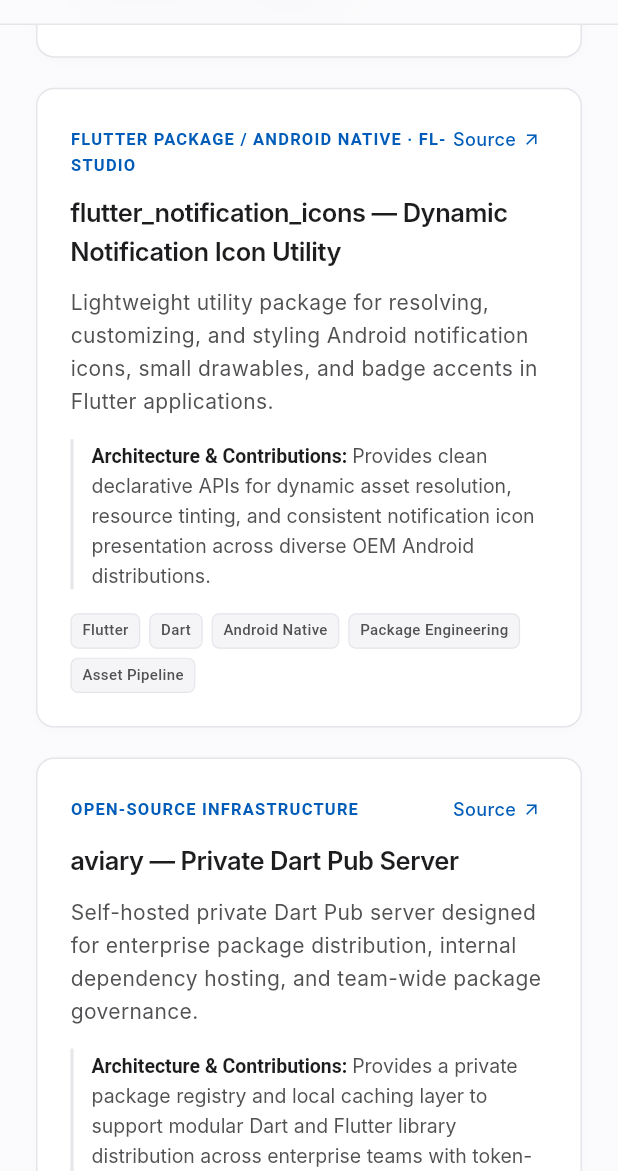
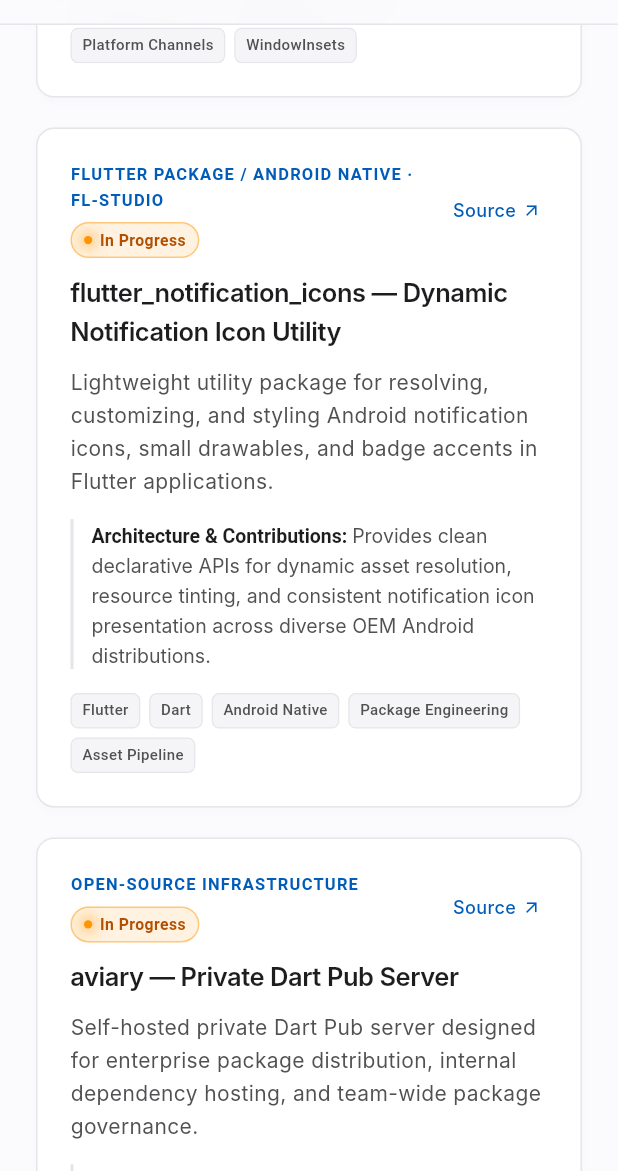
Before and after one commit to prnvmrli/prnvmrli, a Flutter app: the screen it shows after launch, scrolled down 1728 dp, on a phone screen of 412 x 824 dp, the part 65-1236 px from its top. Run offline on Flutter 3.47's test engine with Material 3 defaults, Android fonts, the light colour scheme and no system bars; Roboto replaces fonts that are missing (Inter, JetBrains Mono).

Commit message:
feat: add in-progress status label for packages and open-source infrastructure

```diff
--- a/lib/portfolio/data.dart
+++ b/lib/portfolio/data.dart
@@ -26,6 +26,8 @@
   final String technicalDetails;
   final List<String> techStack;
   final String? link;
+  final bool isInProgress;
+  final String? statusLabel;
 
   const ProjectItem({
     required this.title,
@@ -34,6 +36,8 @@
     required this.technicalDetails,
     required this.techStack,
     this.link,
+    this.isInProgress = false,
+    this.statusLabel,
   });
 }
 
@@ -67,6 +71,7 @@
       'WindowInsets',
     ],
     link: 'https://github.com/prnvmrli/fl-studio',
+    isInProgress: true,
   ),
   ProjectItem(
     title: 'flutter_notification_icons — Dynamic Notification Icon Utility',
@@ -81,6 +86,7 @@
       'Asset Pipeline',
     ],
     link: 'https://github.com/prnvmrli/fl-studio',
+    isInProgress: true,
   ),
   ProjectItem(
     title: 'aviary — Private Dart Pub Server',
@@ -95,6 +101,7 @@
       'CLI Tooling',
     ],
     link: 'https://github.com/prnvmrli/aviary',
+    isInProgress: true,
   ),
 ];
 
--- a/lib/portfolio/portfolio_page.dart
+++ b/lib/portfolio/portfolio_page.dart
@@ -1485,6 +1485,49 @@
   }
 }
 
+class _InProgressBadge extends StatelessWidget {
+  final String label;
+
+  const _InProgressBadge({
+    this.label = 'In Progress',
+  });
+
+  @override
+  Widget build(BuildContext context) {
+    return Container(
+      padding: const EdgeInsets.symmetric(horizontal: 8, vertical: 3),
+      decoration: BoxDecoration(
+        color: const Color(0xFFFF9500).withValues(alpha: 0.12),
+        borderRadius: BorderRadius.circular(100),
+        border: Border.all(
+          color: const Color(0xFFFF9500).withValues(alpha: 0.45),
+          width: 1.0,
+        ),
+      ),
+      child: Row(
+        mainAxisSize: MainAxisSize.min,
+        children: [
+          const StatusPulseDot(
+            size: 5.5,
+            color: Color(0xFFFF9500),
+          ),
+          const SizedBox(width: 5),
+          Text(
+            label,
+            style: const TextStyle(
+              fontFamily: 'JetBrains Mono',
+              fontSize: 10.5,
+              fontWeight: FontWeight.w600,
+              letterSpacing: 0.3,
+              color: Color(0xFFB25000),
+            ),
+          ),
+        ],
+      ),
+    );
+  }
+}
+
 class _ProjectCard extends StatelessWidget {
   final ProjectItem item;
   final bool isMobile;
@@ -1508,14 +1551,18 @@
           child: Column(
             crossAxisAlignment: CrossAxisAlignment.start,
             children: [
-          // Header: Category tag and external link indicator
+          // Header: Category tag, in-progress badge, and external link indicator
           Row(
             mainAxisAlignment: MainAxisAlignment.spaceBetween,
-            crossAxisAlignment: CrossAxisAlignment.baseline,
-            textBaseline: TextBaseline.alphabetic,
+            crossAxisAlignment: CrossAxisAlignment.center,
             children: [
               Expanded(
-                child: Text(
+                child: Wrap(
+                  crossAxisAlignment: WrapCrossAlignment.center,
+                  spacing: 10,
+                  runSpacing: 6,
+                  children: [
+                    Text(
                       item.category.toUpperCase(),
                       style: const TextStyle(
                         fontFamily: 'JetBrains Mono',
@@ -1525,12 +1572,20 @@
                         color: Palette.accent,
                       ),
                     ),
-              ),
-              if (item.link != null)
+                    if (item.isInProgress)
+                      _InProgressBadge(
+                        label: item.statusLabel ?? 'In Progress',
+                      ),
+                  ],
+                ),
+              ),
+              if (item.link != null) ...[
+                const SizedBox(width: 8),
                 _ProjectSourceLink(
                   url: item.link!,
                   onTap: () => onOpenUrl(item.link!),
                 ),
+              ],
             ],
           ),
 
```
Also changed, not shown: 2 other files. Lines whose indentation alone changed are shown as unchanged.
